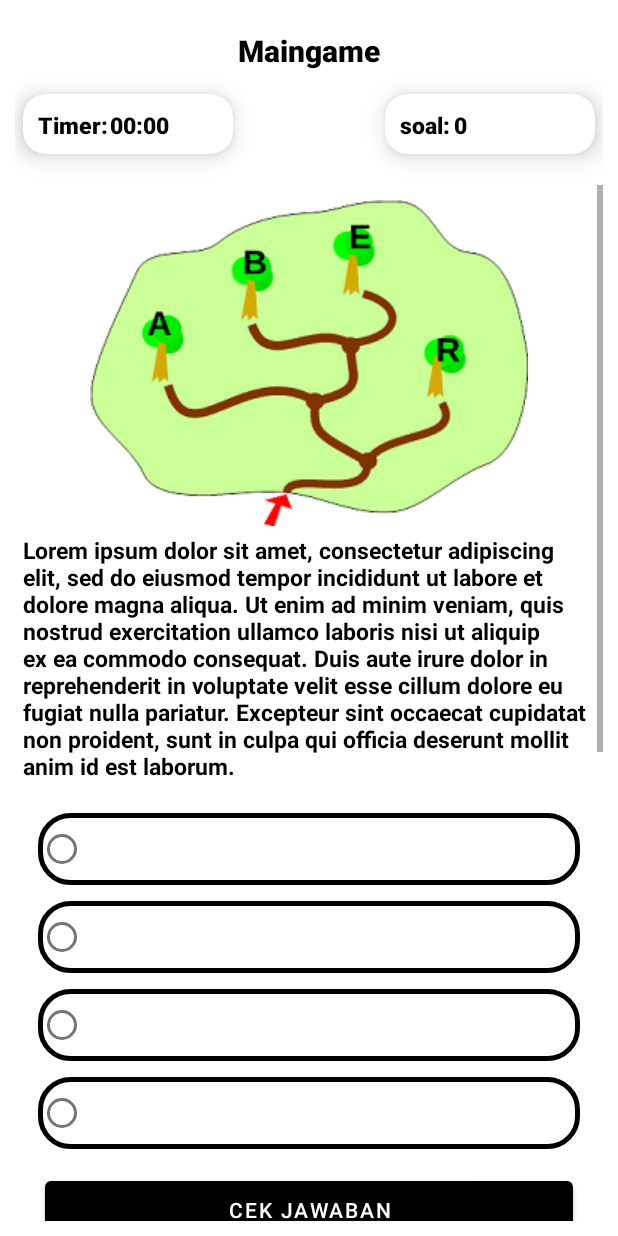
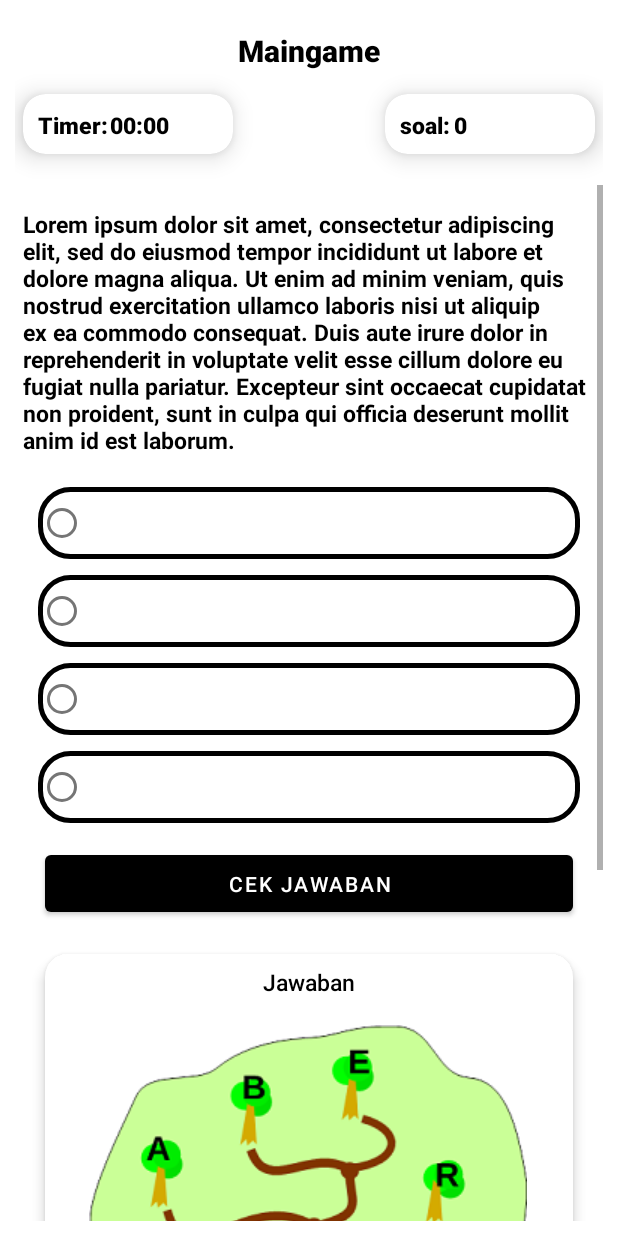
Before and after one commit to BagusAnanta/MathGo_Edu, an Android app: the layout activity_maingameactivity.xml on its own in the app's theme, with its tools: preview values and no code run, on a phone screen of 412 x 824 dp. Run offline under Robolectric (Android 15) with nearby library versions, the phone set to English and light mode, and no system bars.

Commit message:
Mathgo BackUp

```diff
--- a/app/src/main/res/layout/activity_maingameactivity.xml
+++ b/app/src/main/res/layout/activity_maingameactivity.xml
@@ -145,8 +145,7 @@
                     android:layout_centerHorizontal="true"
                     android:layout_marginTop="10dp"
                     android:contentDescription="@string/imange_soal_contdesc"
-                    android:src="@drawable/mathgo_hard_no2_asset"
-                    android:visibility="visible" />
+                    />
 
                 <TextView
                     android:id="@+id/soal"
```
